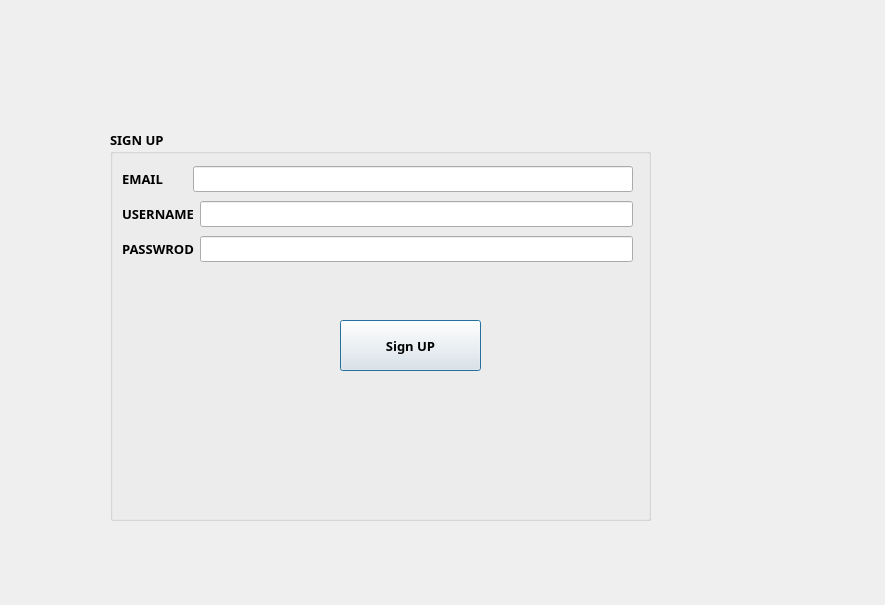
Above: Story Minider(Qt Project Folder)/signup.ui from WiddershinsNH/Story-Minder before the change. Below: the same form after it.
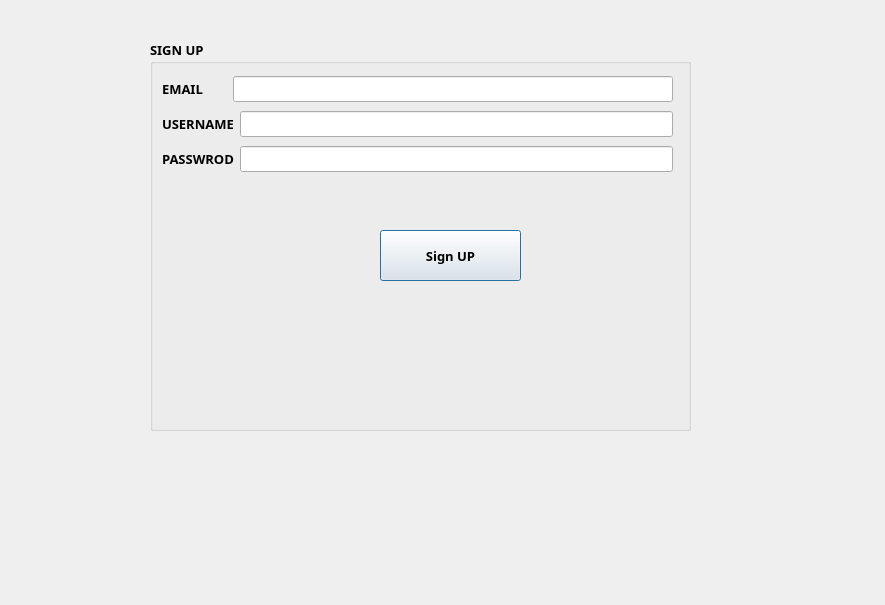
That is the form after the change.

```diff
--- a/Story Minider(Qt Project Folder)/signup.ui
+++ b/Story Minider(Qt Project Folder)/signup.ui
@@ -16,8 +16,8 @@
   <widget class="QGroupBox" name="groupBox_singup">
    <property name="geometry">
     <rect>
-     <x>110</x>
-     <y>130</y>
+     <x>150</x>
+     <y>40</y>
      <width>541</width>
      <height>391</height>
     </rect>
```
